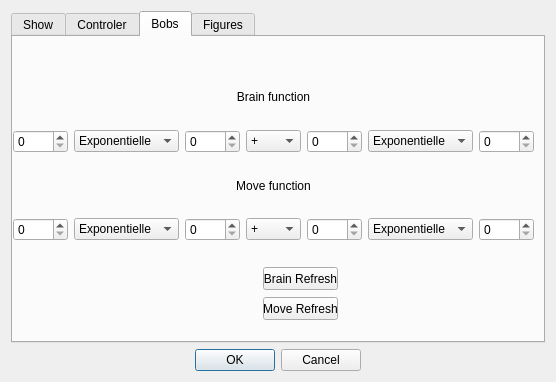
Old version of the form view/Settings.ui in the repository yetanotherf0rked/3a_bobbar.
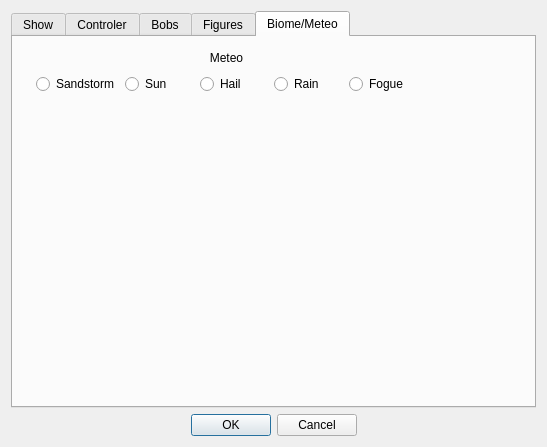
New version of the form. The open tabs and pages were chosen to show the change.

```diff
--- a/view/Settings.ui
+++ b/view/Settings.ui
@@ -6,25 +6,15 @@
    <rect>
     <x>0</x>
     <y>0</y>
-    <width>556</width>
-    <height>382</height>
+    <width>547</width>
+    <height>447</height>
    </rect>
   </property>
   <property name="windowTitle">
    <string>Form</string>
   </property>
-  <layout class="QGridLayout" name="gridLayout">
-   <item row="1" column="0">
-    <widget class="QDialogButtonBox" name="buttonBox">
-     <property name="standardButtons">
-      <set>QDialogButtonBox::Cancel|QDialogButtonBox::Ok</set>
-     </property>
-     <property name="centerButtons">
-      <bool>true</bool>
-     </property>
-    </widget>
-   </item>
-   <item row="0" column="0">
+  <layout class="QVBoxLayout" name="verticalLayout_3">
+   <item>
     <widget class="QTabWidget" name="tabWidget">
      <property name="currentIndex">
       <number>1</number>
@@ -501,6 +491,82 @@
        </item>
       </layout>
      </widget>
+     <widget class="QWidget" name="tab_5">
+      <attribute name="title">
+       <string>Biome/Meteo</string>
+      </attribute>
+      <widget class="QWidget" name="">
+       <property name="geometry">
+        <rect>
+         <x>23</x>
+         <y>11</y>
+         <width>381</width>
+         <height>46</height>
+        </rect>
+       </property>
+       <layout class="QVBoxLayout" name="verticalLayout_4">
+        <item>
+         <widget class="QLabel" name="label_2">
+          <property name="text">
+           <string>Meteo</string>
+          </property>
+          <property name="alignment">
+           <set>Qt::AlignCenter</set>
+          </property>
+         </widget>
+        </item>
+        <item>
+         <layout class="QHBoxLayout" name="horizontalLayout_3">
+          <item>
+           <widget class="QRadioButton" name="radioButton_4">
+            <property name="text">
+             <string>Sandstorm</string>
+            </property>
+           </widget>
+          </item>
+          <item>
+           <widget class="QRadioButton" name="radioButton_5">
+            <property name="text">
+             <string>Sun</string>
+            </property>
+           </widget>
+          </item>
+          <item>
+           <widget class="QRadioButton" name="radioButton_3">
+            <property name="text">
+             <string>Hail</string>
+            </property>
+           </widget>
+          </item>
+          <item>
+           <widget class="QRadioButton" name="radioButton_2">
+            <property name="text">
+             <string>Rain</string>
+            </property>
+           </widget>
+          </item>
+          <item>
+           <widget class="QRadioButton" name="radioButton">
+            <property name="text">
+             <string>Fogue</string>
+            </property>
+           </widget>
+          </item>
+         </layout>
+        </item>
+       </layout>
+      </widget>
+     </widget>
+    </widget>
+   </item>
+   <item>
+    <widget class="QDialogButtonBox" name="buttonBox">
+     <property name="standardButtons">
+      <set>QDialogButtonBox::Cancel|QDialogButtonBox::Ok</set>
+     </property>
+     <property name="centerButtons">
+      <bool>true</bool>
+     </property>
     </widget>
    </item>
   </layout>
```
Left out of the diff: 4 changed lines with no effect on the pictures.
